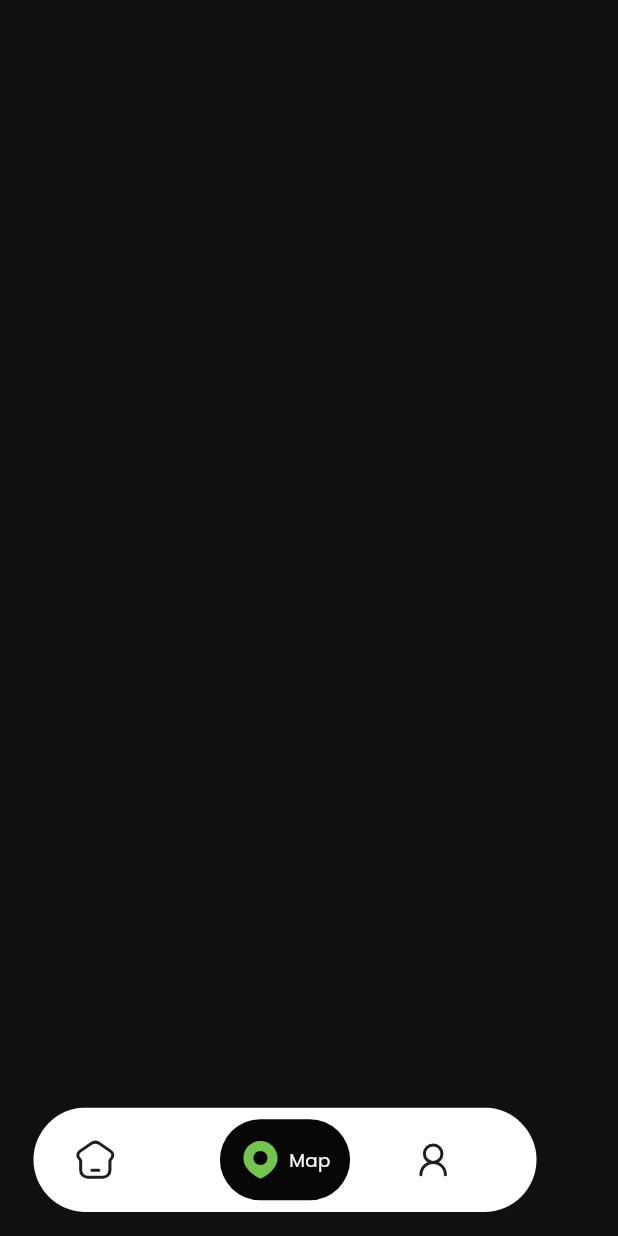
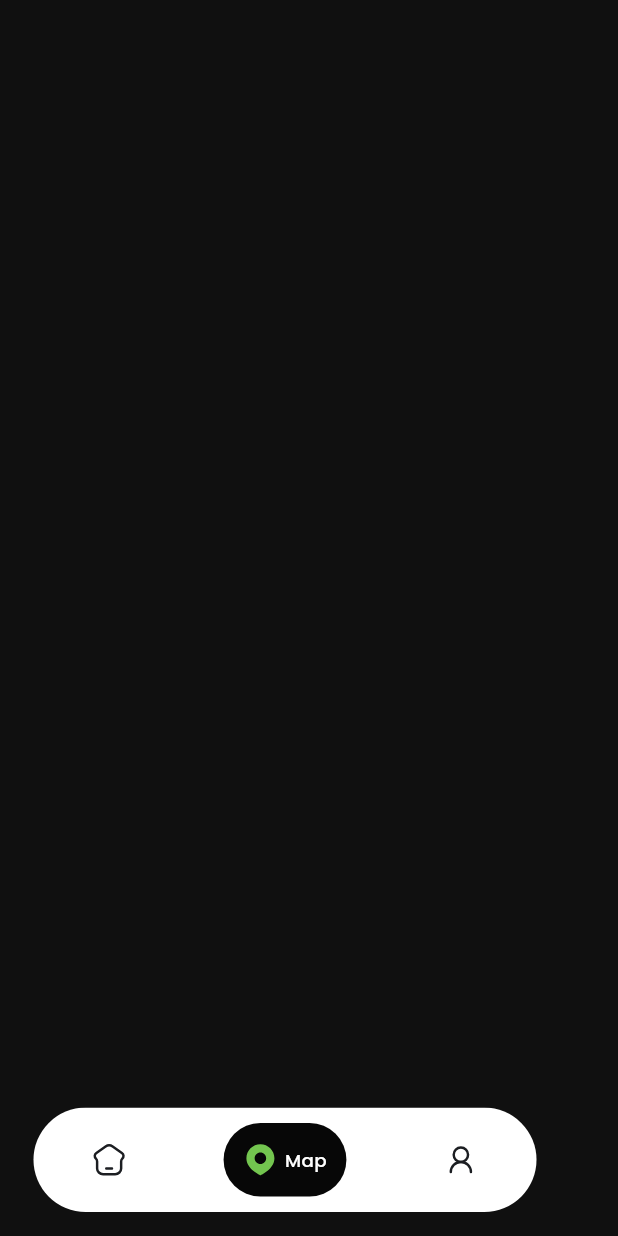
Before and after one commit to backbencherstudio/mevetec_app, a Flutter app: the screen it shows after launch, item 2 of the bottom bar chosen, on a phone screen of 412 x 824 dp. Run offline on Flutter 3.47's test engine with Material 3 defaults, Android fonts, the phone set to English and light mode, and no system bars; our stand-ins replace dotted_line, flutter_riverpod, flutter_screenutil, flutter_svg, go_router, google_fonts and 2 more; missing offline and left inert: mobile_scanner.

Commit message:
feat: shwo & hide fuctionality of bottom sheet

```diff
--- a/lib/src/features/common_widegts/bottom_nav_bar/bottom_nav_bar.dart
+++ b/lib/src/features/common_widegts/bottom_nav_bar/bottom_nav_bar.dart
@@ -1,20 +1,29 @@
 import 'package:flutter/material.dart';
+import 'package:flutter_riverpod/flutter_riverpod.dart';
 import 'package:flutter_screenutil/flutter_screenutil.dart';
 import 'package:flutter_svg/flutter_svg.dart';
 import 'package:go_router/go_router.dart';
 
 import '../../../core/constant/icons.dart';
+import 'bottom_sheet_provider.dart';
 
-class BottomNavBar extends StatelessWidget {
+class BottomNavBar extends ConsumerWidget {
   final StatefulNavigationShell navigationShell;
 
-  const BottomNavBar({super.key, required this.navigationShell});
+  const BottomNavBar({
+    super.key,
+    required this.navigationShell,
+  });
 
   @override
-  Widget build(BuildContext context) {
+  Widget build(BuildContext context, WidgetRef ref) {
+    final isBottomSheetOpen = ref.watch(bottomSheetVisibilityProvider);
+
     return Scaffold(
       body: navigationShell,
-      floatingActionButton: ClipRRect(
+      floatingActionButton: isBottomSheetOpen
+          ? SizedBox.shrink() // Hide nav bar when bottom sheet is open
+          : ClipRRect(
         borderRadius: BorderRadius.circular(60.r),
         child: Container(
           height: 80.h,
@@ -30,18 +39,21 @@ class BottomNavBar extends StatelessWidget {
                 index: 0,
                 icon: AppIcons.homeSolid,
                 outlineIcon: AppIcons.homeOutlined,
+                label: 'Home',
                 onTap: () => navigationShell.goBranch(0),
               ),
               _buildNavItem(
                 index: 1,
                 icon: AppIcons.locationSolid,
                 outlineIcon: AppIcons.locationOutlined,
+                label: 'Map',
                 onTap: () => navigationShell.goBranch(1),
               ),
               _buildNavItem(
                 index: 2,
                 icon: AppIcons.userSolid,
                 outlineIcon: AppIcons.userOutlined,
+                label: 'Profile',
                 onTap: () => navigationShell.goBranch(2),
               ),
             ],
@@ -55,12 +67,15 @@ class BottomNavBar extends StatelessWidget {
     required int index,
     required String icon,
     required String outlineIcon,
+    required String label,
     required VoidCallback onTap,
   }) {
+
+
     return GestureDetector(
       onTap: onTap,
       child: Container(
-        margin: EdgeInsetsGeometry.symmetric(vertical: 5.h),
+        margin: EdgeInsets.symmetric(vertical: 5.h),
         padding: EdgeInsets.all(15.r),
         decoration: BoxDecoration(
           borderRadius: BorderRadius.circular(50.r),
@@ -72,15 +87,20 @@ class BottomNavBar extends StatelessWidget {
           children: [
             SvgPicture.asset(
               navigationShell.currentIndex == index ? icon : outlineIcon,
+              width: 24.w,
+              height: 24.w,
             ),
-            if(navigationShell.currentIndex == index)
-              SizedBox(width: 5,),
-              if(navigationShell.currentIndex==2)
-                Text('Profile'),
-              if(navigationShell.currentIndex ==1)
-                Text('Map'),
-              if(navigationShell.currentIndex==0)
-                Text('Home')
+            if (navigationShell.currentIndex == index) ...[
+              SizedBox(width: 5.w),
+              Text(
+                label,
+                style: TextStyle(
+                  color: Colors.white,
+                  fontSize: 14.sp,
+                  fontWeight: FontWeight.w500,
+                ),
+              ),
+            ],
           ],
         ),
       ),
```
Also changed, not shown: lib/src/features/common_widegts/bottom_nav_bar/bottom_sheet_provider.dart (added, +20 -0 lines), lib/src/features/screens/home_screens/presentation/home_screen.dart (+29 -1 lines), lib/src/features/screens/profile/acount/presentation/profile_screen.dart (+9 -2 lines), lib/src/features/screens/profile/logout/presentation/logout_sheet.dart (+11 -7 lines).
